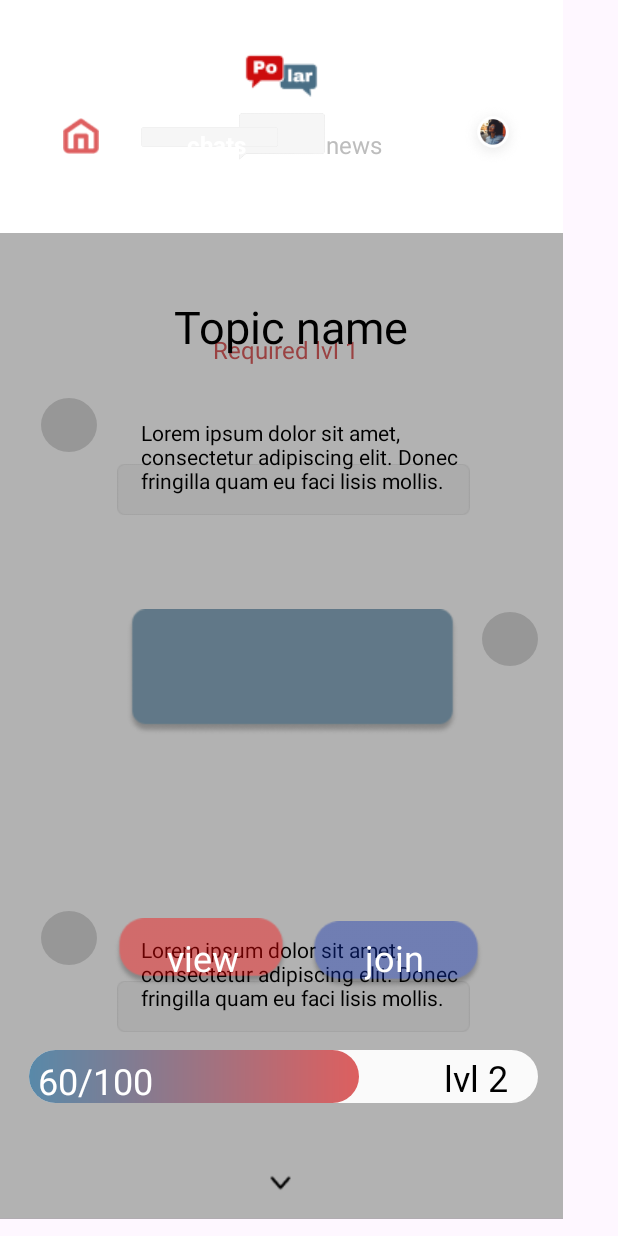
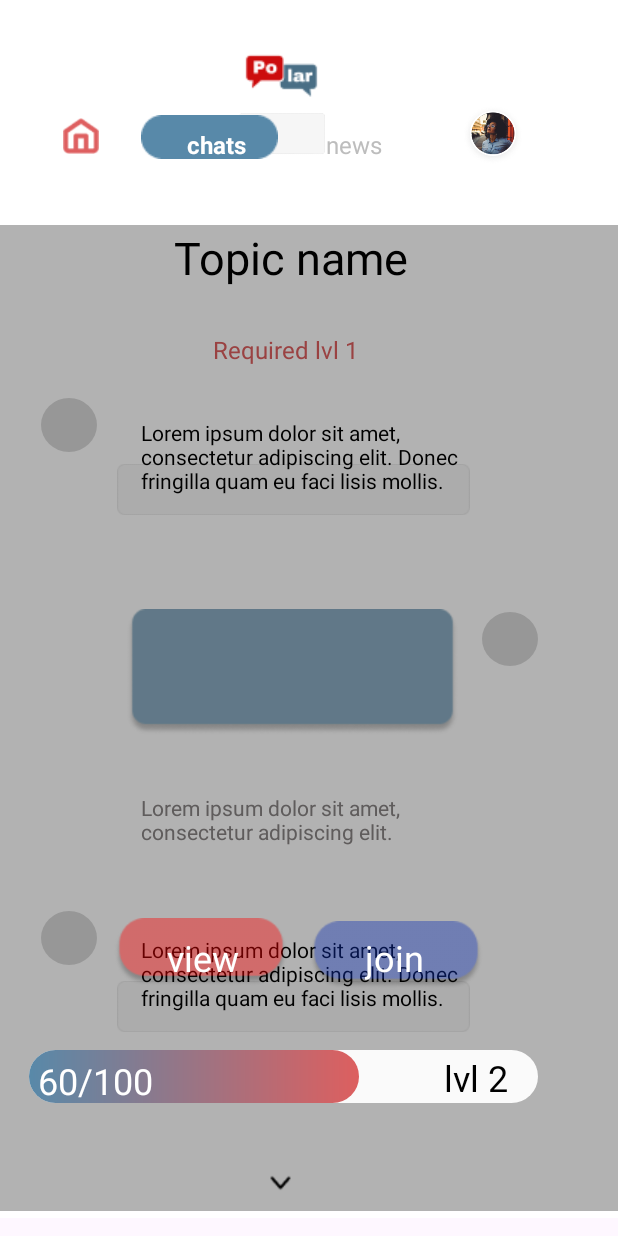
Before and after one commit to razifa24-meet/mypart, an Android app: the layout chat_lvl_1_preview.xml on its own in the app's theme, with its tools: preview values and no code run, on a phone screen of 412 x 824 dp. Run offline under Robolectric (Android 15) with nearby library versions, the phone set to English and light mode, and no system bars.

Commit message:
join preview
join preview fixes

```diff
--- a/app/src/main/res/layout/chat_lvl_1_preview.xml
+++ b/app/src/main/res/layout/chat_lvl_1_preview.xml
@@ -30,13 +30,13 @@
 				android:layout_marginStart="0dp"
 				android:layout_width="wrap_content"
 				android:layout_height="wrap_content"
-				>
+                tools:ignore="UselessParent">
 
 				<View   android:id="@+id/_bg__chat_lvl_1_preview_ek2"
 					android:background="@drawable/_bg__chat_lvl_1_preview_ek2_shape"
 					 android:layout_marginStart="0dp"
 					android:layout_marginTop="0dp"
-					android:layout_width="375dp"
+					android:layout_width="412dp"
 					android:layout_height="812dp" />
 
 
@@ -53,12 +53,13 @@
 						 android:layout_marginStart="0dp"
 						android:layout_marginTop="0dp"
 						android:layout_width="235dp"
-						android:layout_height="126dp" />
+						android:layout_height="126dp"
+                        tools:ignore="HardcodedText" />
 
 					<TextView android:id="@+id/lorem_ipsum_dolor_sit_amet__consectetur_adipiscing_elit__donec_fringilla_quam_eu_faci_lisis_mollis_"
 						android:textSize="14sp"
 						android:textColor="@color/lorem_ipsum_dolor_sit_amet__consectetur_adipiscing_elit__donec_fringilla_quam_eu_faci_lisis_mollis__color"
-						android:layout_marginLeft="16dp"
+						android:layout_marginStart="16dp"
 						android:layout_marginTop="15dp"
 						android:layout_width="222dp"
 						android:layout_height="82dp"
@@ -94,7 +95,8 @@
 					 android:layout_marginStart="78dp"
 					android:layout_marginTop="406dp"
 					android:layout_width="234dp"
-					android:layout_height="84dp" />
+					android:layout_height="84dp"
+                    tools:ignore="HardcodedText" />
 
 
 				<RelativeLayout android:id="@+id/message_send"
@@ -110,12 +112,13 @@
 						 android:layout_marginStart="0dp"
 						android:layout_marginTop="-86dp"
 						android:layout_width="235dp"
-						android:layout_height="86dp" />
+						android:layout_height="86dp"
+                        tools:ignore="HardcodedText" />
 
 					<TextView android:id="@+id/lorem_ipsum_dolor_sit_amet__consectetur_adipiscing_elit_"
 						android:textSize="14sp"
-						android:textColor="@color/_bg__chat_lvl_1_preview_ek2_color"
-						android:layout_marginLeft="16dp"
+						android:textColor="@color/_5_8_color"
+						android:layout_marginStart="16dp"
 						android:layout_marginTop="15dp"
 						android:layout_width="222dp"
 						android:layout_height="44dp"
@@ -129,7 +132,7 @@
 					android:gravity="center"
 					android:textSize="18sp"
 					android:textColor="@color/_bg__chat_lvl_1_preview_ek2_color"
-					android:layout_marginLeft="-29dp"
+					android:layout_marginStart="-29dp"
 					android:layout_marginTop="-837dp"
 					android:layout_width="56dp"
 					android:layout_height="35dp"
@@ -142,15 +145,17 @@
 					 android:layout_marginStart="156dp"
 					android:layout_marginTop="19dp"
 					android:layout_width="63dp"
-					android:layout_height="62dp" />
+					android:layout_height="62dp"
+                    tools:ignore="HardcodedText" />
 
 				<ImageView android:id="@+id/ellipse_113_ek2"
-					android:src="@drawable/ellipse_113_ek2"
+					android:src="@drawable/ellipse_6"
 					android:contentDescription="ellipse_113_ek2"
 					 android:layout_marginStart="308dp"
 					android:layout_marginTop="69dp"
 					android:layout_width="41dp"
-					android:layout_height="41dp" />
+					android:layout_height="41dp"
+                    tools:ignore="HardcodedText" />
 
 
 				<RelativeLayout android:id="@+id/frame"
@@ -166,27 +171,30 @@
 						 android:layout_marginStart="0dp"
 						android:layout_marginTop="0dp"
 						android:layout_width="192dp"
-						android:layout_height="31dp" />
+						android:layout_height="31dp"
+                        tools:ignore="HardcodedText" />
 
 					<ImageView android:id="@+id/bg_ek2"
-						android:src="@drawable/bg_ek2"
+						android:src="@drawable/bg_ek7"
 						android:contentDescription="bg_ek2"
 						 android:layout_marginStart="2dp"
 						android:layout_marginTop="1dp"
 						android:layout_width="91dp"
-						android:layout_height="29dp" />
+						android:layout_height="29dp"
+                        tools:ignore="HardcodedText" />
 
 					<TextView android:id="@+id/news"
 						android:layout_gravity="center_horizontal|center"
 						android:gravity="center"
+						android:contentDescription="bg_ek2"
 						android:textSize="16sp"
 						android:textColor="@color/news_color"
-						android:layout_marginLeft="117dp"
+						android:layout_marginStart="117dp"
 						android:layout_marginTop="6dp"
 						android:layout_width="54dp"
 						android:layout_height="30dp"
 						android:text="@string/news_string"
-						 />
+                        tools:ignore="HardcodedText" />
 
 					<TextView android:id="@+id/chats"
 						android:textStyle="bold"
@@ -194,7 +202,7 @@
 						android:gravity="center"
 						android:textSize="16sp"
 						android:textColor="@color/_bg__chat_lvl_1_preview_ek2_color"
-						android:layout_marginLeft="24dp"
+						android:layout_marginStart="24dp"
 						android:layout_marginTop="6dp"
 						android:layout_width="56dp"
 						android:layout_height="30dp"
@@ -217,7 +225,8 @@
 						 android:layout_marginStart="4dp"
 						android:layout_marginTop="2.5dp"
 						android:layout_width="24dp"
-						android:layout_height="25dp" />
+						android:layout_height="25dp"
+                        tools:ignore="HardcodedText" />
 
 				</RelativeLayout>
 
@@ -231,15 +240,15 @@
 					android:layout_width="114dp"
 					android:layout_height="30dp"
 					android:text="@string/required_lvl_1_string"
-					 />
+                    tools:ignore="RtlHardcoded" />
 
 				<TextView android:id="@+id/topic_name"
 					android:layout_gravity="center_horizontal|center"
 					android:gravity="center"
 					android:textSize="30sp"
 					android:textColor="@color/lorem_ipsum_dolor_sit_amet__consectetur_adipiscing_elit__donec_fringilla_quam_eu_faci_lisis_mollis__color"
-					android:layout_marginLeft="101dp"
-					android:layout_marginTop="171dp"
+					android:layout_marginStart="101dp"
+					android:layout_marginTop="125dp"
 					android:layout_width="184dp"
 					android:layout_height="93dp"
 					android:text="@string/topic_name_string"
@@ -259,17 +268,18 @@
 						 android:layout_marginStart="0dp"
 						android:layout_marginTop="0dp"
 						android:layout_width="235dp"
-						android:layout_height="126dp" />
+						android:layout_height="126dp"
+                        tools:ignore="HardcodedText" />
 
 					<TextView android:id="@+id/lorem_ipsum_dolor_sit_amet__consectetur_adipiscing_elit__donec_fringilla_quam_eu_faci_lisis_mollis__ek1"
 						android:textSize="14sp"
 						android:textColor="@color/lorem_ipsum_dolor_sit_amet__consectetur_adipiscing_elit__donec_fringilla_quam_eu_faci_lisis_mollis__color"
-						android:layout_marginLeft="16dp"
+						android:layout_marginStart="16dp"
 						android:layout_marginTop="15dp"
 						android:layout_width="222dp"
 						android:layout_height="82dp"
 						android:text="@string/lorem_ipsum_dolor_sit_amet__consectetur_adipiscing_elit__donec_fringilla_quam_eu_faci_lisis_mollis__ek1_string"
-						 />
+                        tools:ignore="RtlHardcoded" />
 
 				</RelativeLayout>
 
@@ -279,14 +289,15 @@
 					 android:layout_marginStart="0dp"
 					android:layout_marginTop="753dp"
 					android:layout_width="375dp"
-					android:layout_height="59dp" />
+					android:layout_height="59dp"
+                    tools:ignore="HardcodedText" />
 
 				<View   android:id="@+id/rectangle_368"
 					android:background="@drawable/rectangle_368_shape"
 					 android:alpha="0.30000001192093"
 					 android:layout_marginStart="0dp"
-					android:layout_marginTop="155dp"
-					android:layout_width="375dp"
+					android:layout_marginTop="150dp"
+					android:layout_width="412dp"
 					android:layout_height="657dp" />
 
 				<View   android:id="@+id/rectangle_369"
@@ -306,7 +317,7 @@
 				<TextView android:id="@+id/_60_100"
 					android:textSize="24sp"
 					android:textColor="@color/_bg__chat_lvl_1_preview_ek2_color"
-					android:layout_marginLeft="25dp"
+					android:layout_marginStart="25dp"
 					android:layout_marginTop="704dp"
 					android:layout_width="179dp"
 					android:layout_height="54dp"
@@ -316,7 +327,7 @@
 				<TextView android:id="@+id/lvl_2"
 					android:textSize="24sp"
 					android:textColor="@color/lorem_ipsum_dolor_sit_amet__consectetur_adipiscing_elit__donec_fringilla_quam_eu_faci_lisis_mollis__color"
-					android:layout_marginLeft="296dp"
+					android:layout_marginStart="296dp"
 					android:layout_marginTop="702dp"
 					android:layout_width="78dp"
 					android:layout_height="51dp"
@@ -329,12 +340,13 @@
 					 android:layout_marginStart="70dp"
 					android:layout_marginTop="612dp"
 					android:layout_width="128dp"
-					android:layout_height="45dp" />
+					android:layout_height="45dp"
+                    tools:ignore="HardcodedText" />
 
 				<TextView android:id="@+id/view"
 					android:textSize="24sp"
 					android:textColor="@color/_bg__chat_lvl_1_preview_ek2_color"
-					android:layout_marginLeft="111dp"
+					android:layout_marginStart="111dp"
 					android:layout_marginTop="622dp"
 					android:layout_width="140dp"
 					android:layout_height="62dp"
@@ -347,12 +359,13 @@
 					 android:layout_marginStart="200dp"
 					android:layout_marginTop="614dp"
 					android:layout_width="128dp"
-					android:layout_height="45dp" />
+					android:layout_height="45dp"
+                    tools:ignore="HardcodedText" />
 
 				<TextView android:id="@+id/join"
 					android:textSize="24sp"
 					android:textColor="@color/_bg__chat_lvl_1_preview_ek2_color"
-					android:layout_marginLeft="243dp"
+					android:layout_marginStart="243dp"
 					android:layout_marginTop="622dp"
 					android:layout_width="140dp"
 					android:layout_height="62dp"
@@ -365,7 +378,8 @@
 					 android:layout_marginStart="176dp"
 					android:layout_marginTop="776dp"
 					android:layout_width="22dp"
-					android:layout_height="25dp" />
+					android:layout_height="25dp"
+                    tools:ignore="HardcodedText" />
 
 			</RelativeLayout>
 		</RelativeLayout>
```
